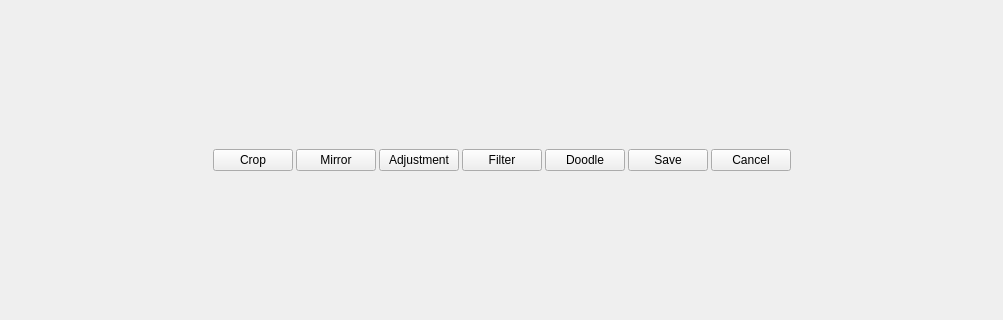
First picture: the form in ui_files/edit_toolbar.ui, repository abeshahsan/Photo-Wizard, before the edit; both pictures show x 0 to 1003 and y 134 to 454 of the 1003 by 589 pixel window.
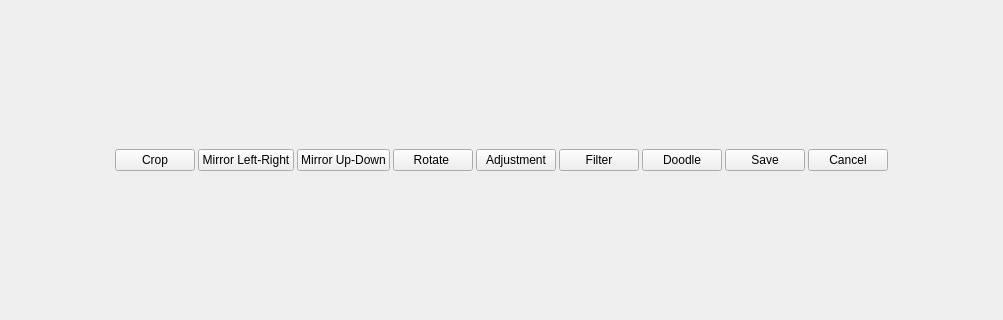
Second picture: the form after the edit.

```diff
--- a/ui_files/edit_toolbar.ui
+++ b/ui_files/edit_toolbar.ui
@@ -19,7 +19,7 @@
    </property>
    <item row="0" column="0">
     <widget class="QWidget" name="main_widget" native="true">
-     <layout class="QHBoxLayout" name="horizontalLayout" stretch="0,0,0,0,0,0,0,0,0">
+     <layout class="QHBoxLayout" name="horizontalLayout" stretch="0,0,0,0,0,0,0,0,0,0,0">
       <property name="spacing">
        <number>3</number>
       </property>
@@ -52,7 +52,21 @@
       <item>
        <widget class="QPushButton" name="mirror_button">
         <property name="text">
-         <string>Mirror</string>
+         <string>Mirror Left-Right</string>
+        </property>
+       </widget>
+      </item>
+      <item>
+       <widget class="QPushButton" name="mirror_ud_button">
+        <property name="text">
+         <string>Mirror Up-Down</string>
+        </property>
+       </widget>
+      </item>
+      <item>
+       <widget class="QPushButton" name="rotate_button">
+        <property name="text">
+         <string>Rotate </string>
         </property>
        </widget>
       </item>
```
Left out of the diff: 2 changed lines with no effect on the pictures.
